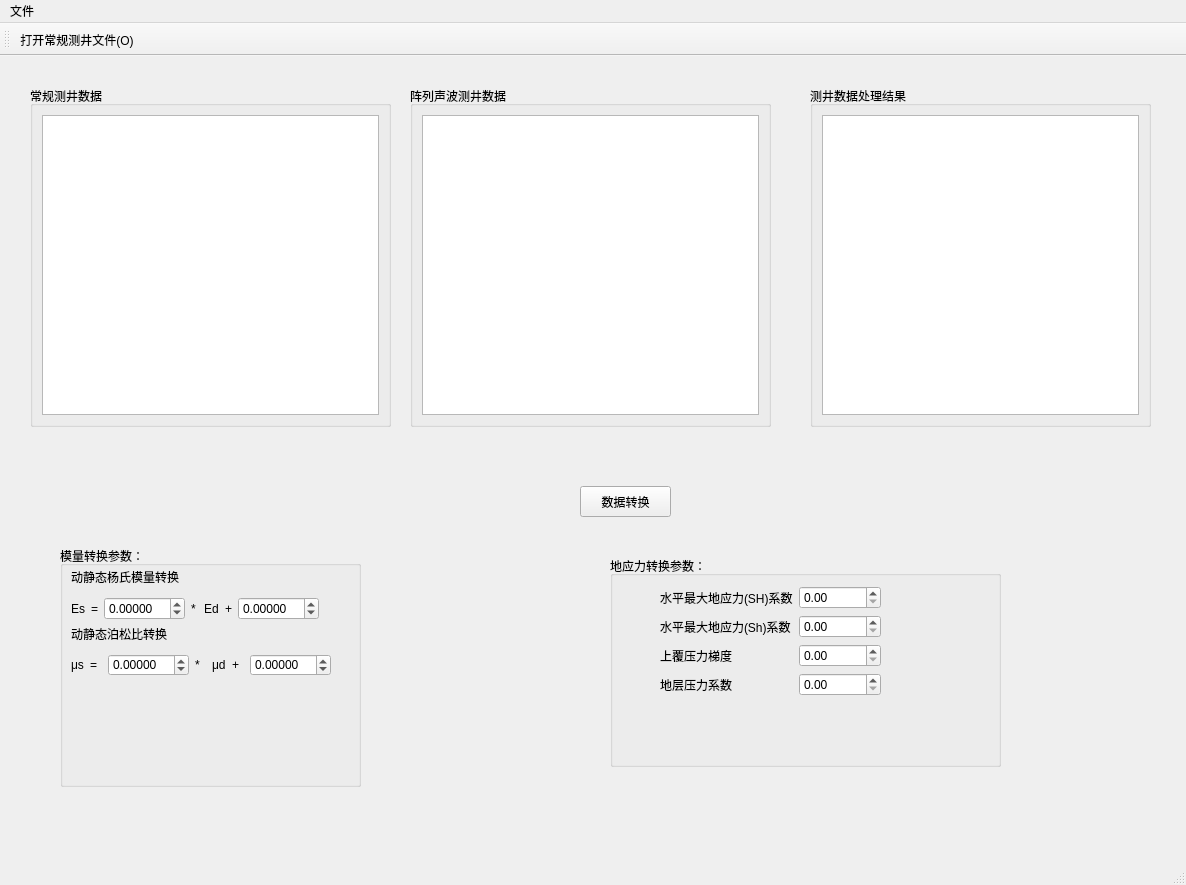
This is UI/dataconvert.ui in miketian2020/fracturing as Qt 5 draws it before an edit. The edited form follows.
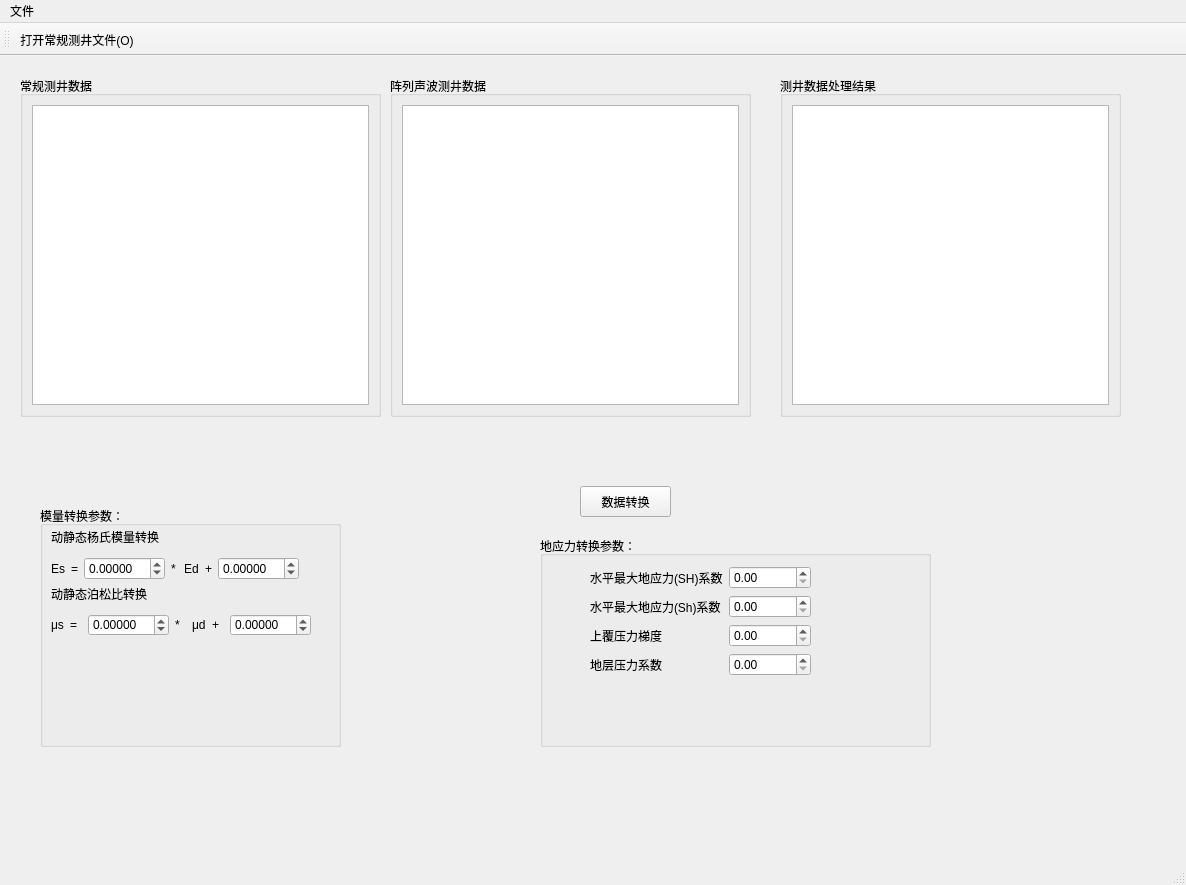
This is the edited form. Icons and pictures are not drawn.

Diff of the .ui file:
```diff
--- a/UI/dataconvert.ui
+++ b/UI/dataconvert.ui
@@ -17,8 +17,8 @@
    <widget class="QGroupBox" name="groupBox">
     <property name="geometry">
      <rect>
-      <x>60</x>
-      <y>490</y>
+      <x>40</x>
+      <y>450</y>
       <width>301</width>
       <height>241</height>
      </rect>
@@ -203,8 +203,8 @@
    <widget class="QGroupBox" name="groupBox_4">
     <property name="geometry">
      <rect>
-      <x>610</x>
-      <y>500</y>
+      <x>540</x>
+      <y>480</y>
       <width>391</width>
       <height>211</height>
      </rect>
@@ -212,7 +212,7 @@
     <property name="title">
      <string>地应力转换参数：</string>
     </property>
-    <widget class="QWidget" name="">
+    <widget class="QWidget" name="layoutWidget">
      <property name="geometry">
       <rect>
        <x>50</x>
@@ -268,8 +268,8 @@
    <widget class="QGroupBox" name="groupBox_5">
     <property name="geometry">
      <rect>
-      <x>410</x>
-      <y>30</y>
+      <x>390</x>
+      <y>20</y>
       <width>361</width>
       <height>341</height>
      </rect>
@@ -286,8 +286,8 @@
    <widget class="QGroupBox" name="gp_conventional_log">
     <property name="geometry">
      <rect>
-      <x>30</x>
-      <y>30</y>
+      <x>20</x>
+      <y>20</y>
       <width>361</width>
       <height>341</height>
      </rect>
@@ -304,8 +304,8 @@
    <widget class="QGroupBox" name="gp_handled_data">
     <property name="geometry">
      <rect>
-      <x>810</x>
-      <y>30</y>
+      <x>780</x>
+      <y>20</y>
       <width>341</width>
       <height>341</height>
      </rect>
```
Left out of the diff: 2 changed lines with no effect on the pictures.
